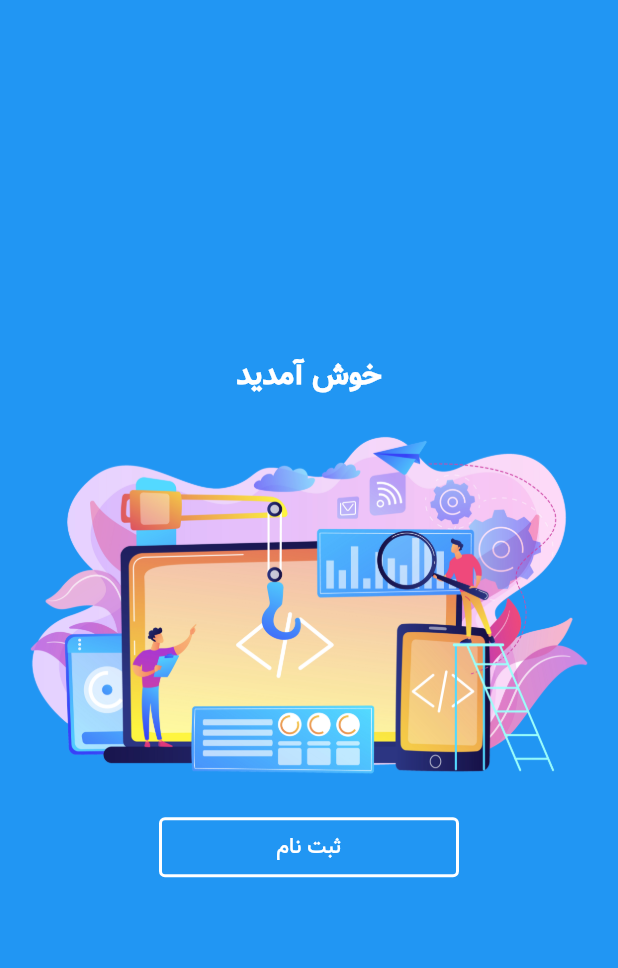
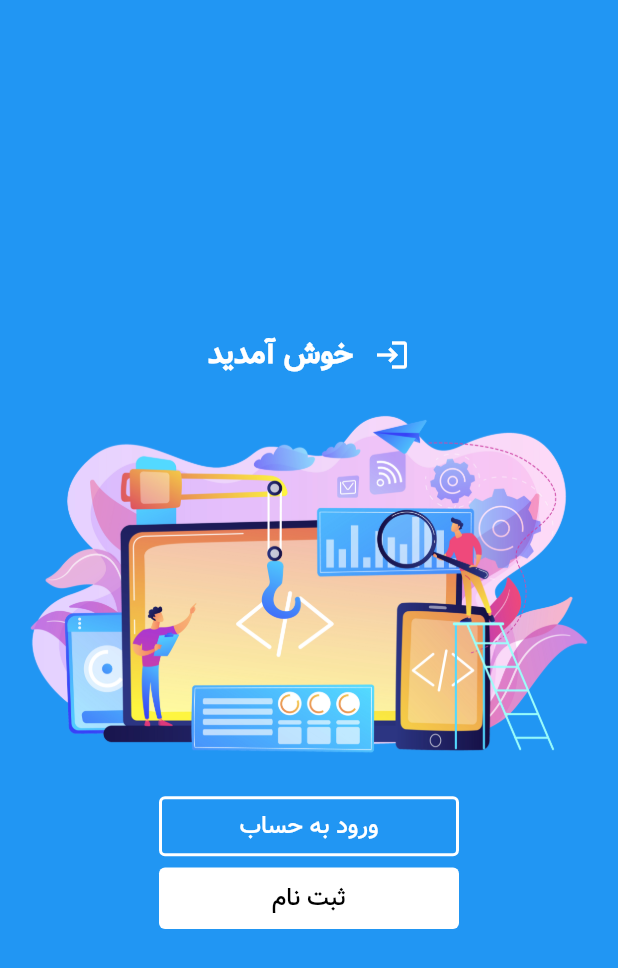
Before and after one commit to alirezabashi98/Example-Flutter, a Flutter app: the screen it shows after launch, on a phone screen of 412 x 824 dp. Shown: the top 968 px of the screen. Run offline on Flutter 3.47's test engine with Material 2 defaults, Android fonts, the phone set to English and light mode, and no system bars.

Commit message:
make login page add icon add button login & sing in & scroll page

```diff
--- a/lib/main.dart
+++ b/lib/main.dart
@@ -26,7 +26,15 @@ class HomeScreen extends StatelessWidget {
       backgroundColor: Colors.blue,
       body: Center(
         child: SafeArea(
-          child: Column(
+          child: SingleChildScrollView(
+            child:  Column(
+                mainAxisAlignment: MainAxisAlignment.center,
+                children: [
+                  SizedBox(
+                    width: double.infinity,
+                    height: 20,
+                  ),
+                  Row(
                     mainAxisAlignment: MainAxisAlignment.center,
                     children: [
                       Text(
@@ -36,19 +44,37 @@ class HomeScreen extends StatelessWidget {
                             fontSize: 20.0,
                             color: Colors.white),
                       ),
+                      SizedBox(width: 14,),
+                      Icon(Icons.login,color: Colors.white,)
+                    ],
+                  ),
                   Image(
                     image: AssetImage('images/splash_screen.png'),
                   ),
                   OutlinedButton(
                     onPressed: () {},
-                child: Text('ثبت نام'),
+                    child: Text(
+                      'ورود به حساب',
+                      style: TextStyle(fontSize: 16),
+                    ),
                     style: OutlinedButton.styleFrom(
                         minimumSize: Size(200.0, 40.0),
-                  side: BorderSide(color: Colors.white,width: 2.0),
-                  primary: Colors.white
+                        side: BorderSide(color: Colors.white, width: 2.0),
+                        primary: Colors.white),
+                  ),
+                  TextButton(
+                    style: TextButton.styleFrom(
+                        backgroundColor: Colors.white,
+                        primary: Colors.black,
+                        minimumSize: Size(200.0, 40.0)),
+                    onPressed: () {},
+                    child: Text(
+                      'ثبت نام',
+                      style: TextStyle(fontSize: 16),
                     ),
                   ),
                 ],
+              ),
             ),
           ),
         ),
```
Lines whose indentation alone changed are shown as unchanged.
